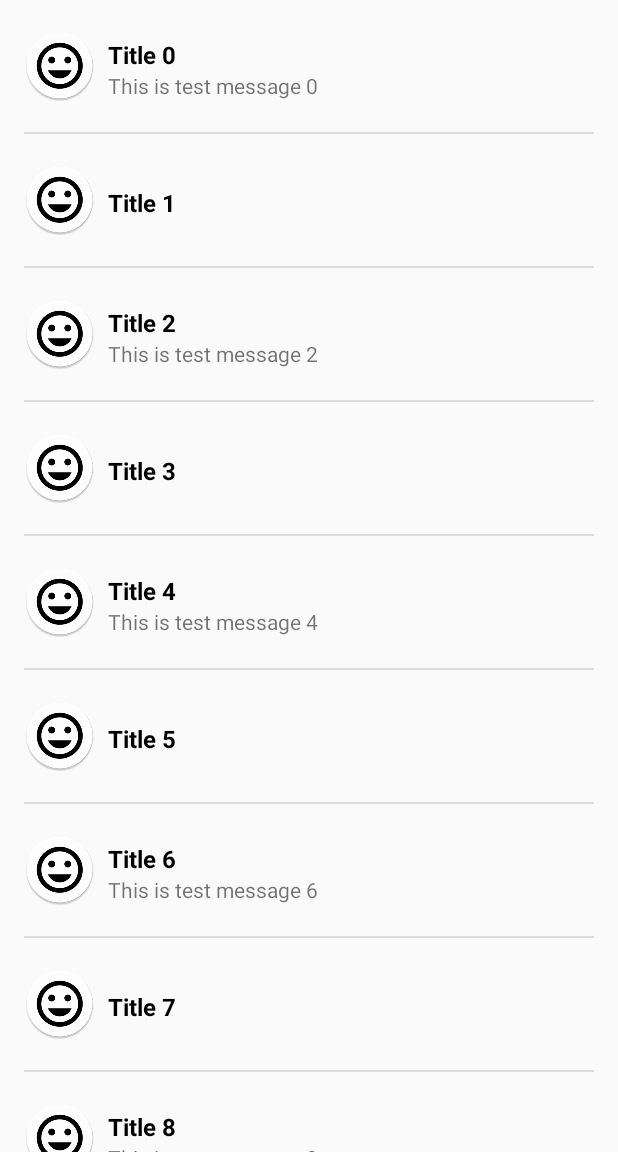
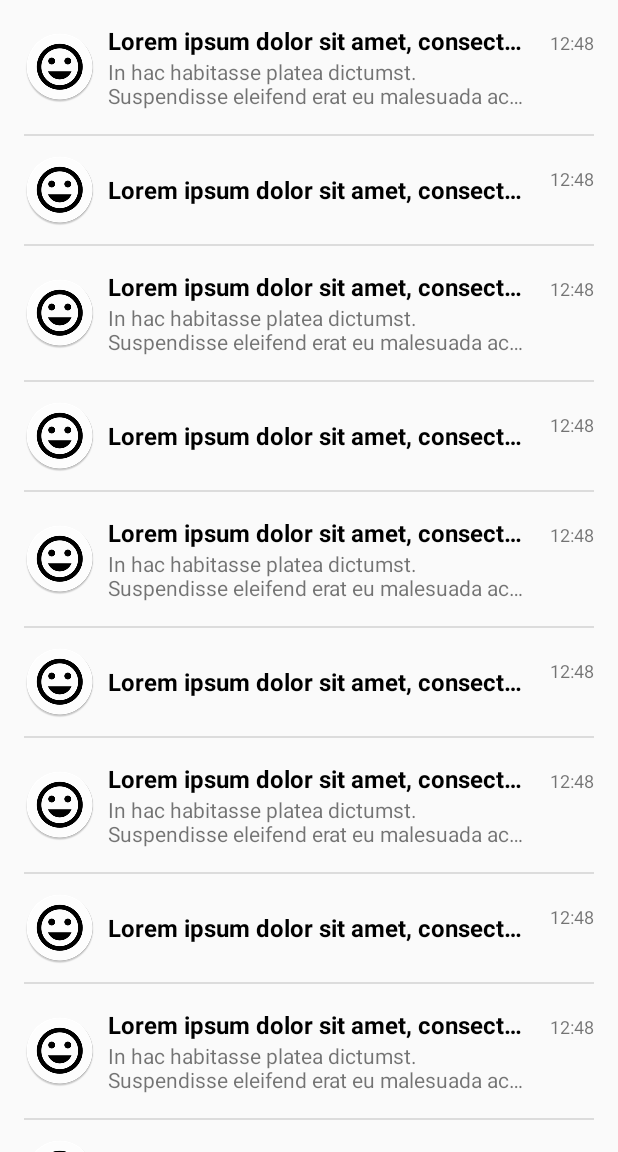
Before and after one commit to alexsemagin/TwoPaneApp, an Android app: the screen it shows after launch (AppActivity), on a phone screen of 412 x 824 dp, the part 84-1236 px from its top. Run offline under Robolectric (Android 15) with nearby library versions, the light colour scheme and no system bars; our stand-ins replace ButterKnife.

Commit message:
Update #8 (Multi line list_item & time)

```diff
--- a/app/src/main/java/antonc/rarus/twopaneapp/model/entity/DataList.java
+++ b/app/src/main/java/antonc/rarus/twopaneapp/model/entity/DataList.java
@@ -1,6 +1,13 @@
 package antonc.rarus.twopaneapp.model.entity;
 
+import android.app.Activity;
+import android.content.Context;
+
 import java.util.ArrayList;
+
+import antonc.rarus.twopaneapp.R;
+import butterknife.BindString;
+import butterknife.ButterKnife;
 
 /**
  * Created by antonc on 17.03.2017.
@@ -9,19 +16,26 @@ import java.util.ArrayList;
 public class DataList {
     private static DataList sDataList;
     private ArrayList<DataItem> mDataItems;
+    private static Activity mContext;
+
+    @BindString(R.string.title) String title;
+    @BindString(R.string.info) String info;
 
     private DataList() {
+        ButterKnife.bind(this, mContext);
         mDataItems = new ArrayList<>();
         for (int i = 0; i < 100; i++) {
             if (i % 2 == 0)
-                mDataItems.add(new DataItem("Title " + i, "This is test message " + i));
-            else mDataItems.add(new DataItem("Title " + i, ""));
+                mDataItems.add(new DataItem(title+i,info + i));
+            else mDataItems.add(new DataItem(title + i, ""));
         }
     }
 
-    public static DataList get() {
-        if (sDataList == null)
+    public static DataList get(Activity context) {
+        if (sDataList == null) {
+            mContext = context;
             sDataList = new DataList();
+        }
         return sDataList;
     }
 
@@ -33,6 +47,10 @@ public class DataList {
         return mDataItems.get(position).mInfo;
     }
 
+    /*public String getTime(int position) {
+        return mDataItems.get(position).mTime;
+    }*/
+
     public int size() {
         return mDataItems.size();
     }
@@ -41,12 +59,12 @@ public class DataList {
     private class DataItem {
         private String mTitle;
         private String mInfo;
+       // private String mTime;
 
         public DataItem(String title, String info) {
             mTitle = title;
             mInfo = info;
+           // mTime = time;
         }
     }
-
-
 }
--- a/app/src/main/java/antonc/rarus/twopaneapp/ui/AppActivity.java
+++ b/app/src/main/java/antonc/rarus/twopaneapp/ui/AppActivity.java
@@ -44,5 +44,4 @@ public class AppActivity extends AppCompatActivity {
             super.onBackPressed();
         }
     }
-
 }
--- a/app/src/main/java/antonc/rarus/twopaneapp/ui/test_task/ListFragment.java
+++ b/app/src/main/java/antonc/rarus/twopaneapp/ui/test_task/ListFragment.java
@@ -52,7 +52,7 @@ public class ListFragment extends Fragment implements RecyclerAdapter.OnItemSele
         ButterKnife.bind(this, view);
         mRecyclerView.setLayoutManager(new LinearLayoutManager(getActivity()));
         mRecyclerView.setAdapter(mAdapter);
-        mAdapter.setList(DataList.get());
+        mAdapter.setList(DataList.get(getActivity()));
     }
 
 
--- a/app/src/main/java/antonc/rarus/twopaneapp/ui/test_task/RecyclerAdapter.java
+++ b/app/src/main/java/antonc/rarus/twopaneapp/ui/test_task/RecyclerAdapter.java
@@ -74,6 +74,8 @@ class RecyclerAdapter extends RecyclerView.Adapter<RecyclerAdapter.ViewHolder> {
         TextView textViewTitle;
         @BindView(R.id.info_text)
         TextView textViewInfo;
+       /* @BindView(R.id.time)
+        TextView textClock;*/
 
 
         public ViewHolder(View itemView) {
--- a/app/src/main/res/layout/fragment_detail.xml
+++ b/app/src/main/res/layout/fragment_detail.xml
@@ -29,6 +29,8 @@
     <android.support.v4.widget.NestedScrollView
         android:layout_width="match_parent"
         android:layout_height="match_parent"
+        android:paddingLeft="48dp"
+        android:paddingRight="48dp"
         app:layout_behavior="@string/appbar_scrolling_view_behavior">
 
         <TextView
--- a/app/src/main/res/layout/list_item.xml
+++ b/app/src/main/res/layout/list_item.xml
@@ -1,42 +1,47 @@
 <?xml version="1.0" encoding="utf-8"?>
 <LinearLayout
     xmlns:android="http://schemas.android.com/apk/res/android"
+    xmlns:tools="http://schemas.android.com/tools"
     android:id="@+id/list_item"
     android:layout_width="match_parent"
     android:layout_height="wrap_content"
+    android:minHeight="72dp"
     android:orientation="vertical"
-    android:minHeight="72dp"
     android:paddingLeft="16dp"
     android:paddingRight="16dp">
 
-    <RelativeLayout
+
+    <LinearLayout
         android:layout_width="match_parent"
         android:layout_height="match_parent"
-        android:paddingTop="20dp"
-        android:paddingBottom="20dp">
+        android:orientation="horizontal">
 
         <ImageView
             android:id="@+id/image_face"
             android:layout_width="wrap_content"
             android:layout_height="wrap_content"
+            android:layout_gravity="center"
             android:minHeight="48dp"
             android:minWidth="48dp"/>
 
         <LinearLayout
             android:id="@+id/list_item_text"
-            android:layout_width="wrap_content"
+            android:layout_width="0dp"
             android:layout_height="wrap_content"
-            android:minHeight="48dp"
-            android:layout_toRightOf="@id/image_face"
+            android:layout_weight="1"
             android:gravity="center_vertical"
+            android:minHeight="72dp"
             android:orientation="vertical"
+            android:paddingBottom="16dp"
             android:paddingLeft="8dp"
-            android:paddingTop="4dp">
+            android:paddingTop="16dp">
 
             <TextView
                 android:id="@+id/title_text"
                 android:layout_width="wrap_content"
                 android:layout_height="wrap_content"
+                android:ellipsize="end"
+                android:maxLines="1"
                 android:textColor="@color/colorBlack"
                 android:textSize="16sp"
                 android:textStyle="bold"/>
@@ -45,10 +50,27 @@
                 android:id="@+id/info_text"
                 android:layout_width="wrap_content"
                 android:layout_height="wrap_content"
+                android:ellipsize="end"
+                android:maxLines="2"
                 android:textSize="14sp"/>
         </LinearLayout>
 
-    </RelativeLayout>
+        <LinearLayout
+            android:layout_width="40dp"
+            android:layout_height="match_parent"
+            android:paddingTop="20dp"
+            android:gravity="top|right">
+
+            <TextView
+                android:id="@+id/time"
+                android:layout_width="wrap_content"
+                android:layout_height="wrap_content"
+                android:text="@string/time"
+                android:textSize="12sp"/>
+        </LinearLayout>
+
+
+    </LinearLayout>
 
     <View
         android:layout_width="match_parent"
@@ -56,5 +78,4 @@
         android:background="@color/colorLightGray"/>
 
 
-
 </LinearLayout>
--- a/app/src/main/res/values/strings.xml
+++ b/app/src/main/res/values/strings.xml
@@ -1,4 +1,7 @@
 <resources>
     <string name="app_name">TwoPaneApp</string>
     <string name="button_back_title">Back</string>
+    <string name="title">Lorem ipsum dolor sit amet, consectetur adipiscing elit. Duis leo libero, mollis eu mollis in, ultricies sed nisl.</string>
+    <string name="info">In hac habitasse platea dictumst. Suspendisse eleifend erat eu malesuada accumsan. Proin ut cursus tellus, elementum consectetur risus. Suspendisse ullamcorper mattis fermentum. Cras fermentum commodo volutpat. Praesent non maximus odio. Aliquam sed tellus efficitur, consectetur elit eget, consectetur elit. Donec ac mauris eros. Integer non commodo orci. Nulla ut finibus nunc. </string>
+    <string name="time">12:48</string>
 </resources>
```
